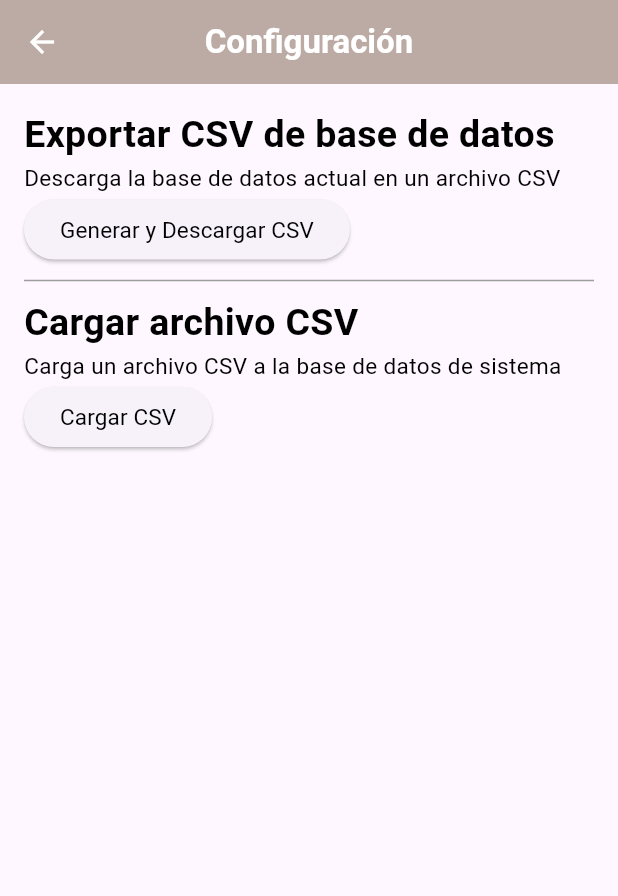
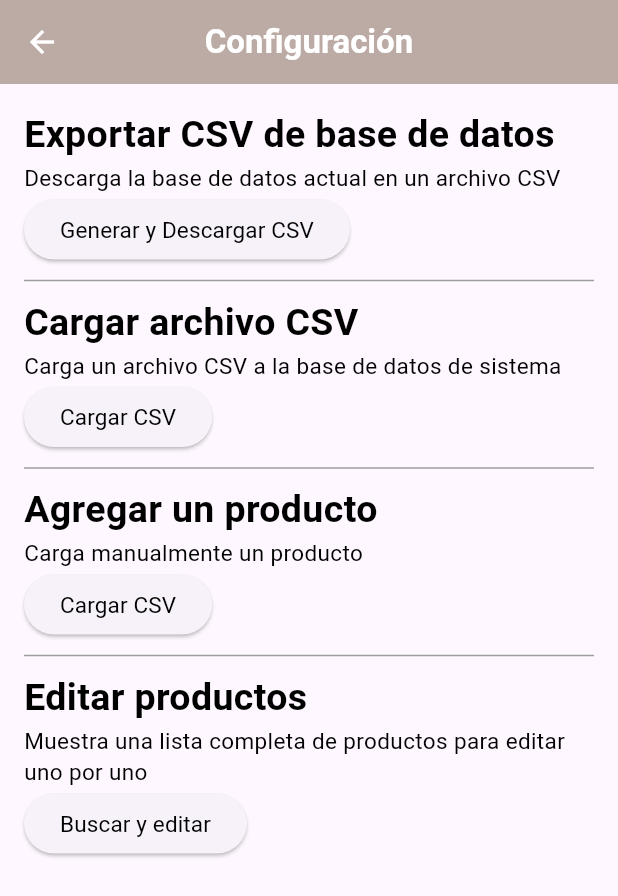
Before and after one commit to MarcoMonsivais/INVI, a Flutter app: the SettingsPage screen opened by its route, on a phone screen of 412 x 824 dp. Shown: the top 896 px of the screen. Run offline on Flutter 3.47's test engine with Material 3 defaults, Android fonts, the phone set to English and light mode, and no system bars; our stand-ins replace cloud_firestore, csv, firebase_auth, firebase_core, go_router, google_fonts; missing offline and left inert: dart:html; accounts and stored records are empty.

Commit message:
reformat on design + settings page + edit products

```diff
--- a/lib/newproduct/newproduct_page.dart
+++ b/lib/admin/newproduct/newproduct_page.dart
@@ -6,7 +6,8 @@ import 'package:google_fonts/google_fonts.dart';
 import 'package:invi/helpers/globals_variables.dart';
 import 'package:invi/helpers/routes_constants.dart';
 import 'package:invi/homepage/home_page.dart';
-import 'package:invi/product/showproduct_page.dart';
+import 'package:invi/admin/product/showproduct_page.dart';
+import 'package:invi/settings/settings_page.dart';
 
 class NewProductPage extends StatefulWidget {
   const NewProductPage({Key? key}) : super(key: key);
@@ -45,7 +46,7 @@ class _NewProductPageState extends State<NewProductPage> {
         leading: IconButton(
           icon: const Icon(Icons.arrow_back, color: Colors.white,),
           onPressed: () {
-            const HomePage().goScreen(context);
+            const SettingsPage().goScreen(context);
           },
         ),
         backgroundColor: Colors.brown.shade200,
--- a/lib/product/showproduct_page.dart
+++ b/lib/admin/product/showproduct_page.dart
@@ -6,6 +6,7 @@ import 'package:invi/helpers/globals_variables.dart';
 import 'package:invi/helpers/routes_constants.dart';
 import 'package:invi/homepage/home_page.dart';
 import 'package:invi/login/login_page.dart';
+import 'package:invi/settings/settings_page.dart';
 
 class ShowProduct_Page extends StatefulWidget {
 
@@ -38,7 +39,7 @@ class _ShowProduct_PageState extends State<ShowProduct_Page> {
         leading: IconButton(
           icon: const Icon(Icons.arrow_back, color: Colors.white,),
           onPressed: () {
-            const HomePage().goScreen(context);
+            const SettingsPage().goScreen(context);
           },
         ),
         backgroundColor: Colors.brown.shade200,
--- a/lib/dashboard/dashboard_page.dart
+++ b/lib/dashboard/dashboard_page.dart
@@ -2,7 +2,7 @@ import 'package:flutter/material.dart';
 import 'package:cloud_firestore/cloud_firestore.dart';
 import 'package:google_fonts/google_fonts.dart';
 import 'package:invi/helpers/globals_variables.dart';
-import 'package:invi/product/showproduct_page.dart';
+import 'package:invi/admin/product/showproduct_page.dart';
 
 class DashboardPage extends StatefulWidget {
   const DashboardPage({Key? key}) : super(key: key);
@@ -70,7 +70,7 @@ class _DashboardPageState extends State<DashboardPage> {
                       child: Card(
                         margin: const EdgeInsets.all(8.0),
                         child: ListTile(
-                          // trailing: Image.network(product['image']),
+                          leading: Icon(Icons.check_box),
                           trailing: Text(
                             product['key'],
                             style: GoogleFonts.roboto(
--- a/lib/main.dart
+++ b/lib/main.dart
@@ -6,8 +6,8 @@ import 'package:firebase_core/firebase_core.dart';
 import 'package:go_router/go_router.dart';
 import 'package:invi/helpers/routes_constants.dart';
 import 'package:flutter_localizations/flutter_localizations.dart';
-import 'package:invi/newproduct/newproduct_page.dart';
-import 'package:invi/product/showproduct_page.dart';
+import 'package:invi/admin/newproduct/newproduct_page.dart';
+import 'package:invi/admin/product/showproduct_page.dart';
 import 'package:invi/settings/settings_page.dart';
 
 void main() async {
--- a/lib/settings/settings_page.dart
+++ b/lib/settings/settings_page.dart
@@ -8,6 +8,8 @@ import 'package:invi/homepage/home_page.dart';
 
 import 'package:csv/csv.dart';
 import 'dart:html' as html;
+
+import 'package:invi/admin/newproduct/newproduct_page.dart';
 
 class SettingsPage extends StatefulWidget {
   const SettingsPage({Key? key}) : super(key: key);
@@ -89,7 +91,44 @@ class _SettingsPageState extends State<SettingsPage> {
                 fontSize: 15
               ),),
             ),
-
+            const Divider(height: 20.0, color: Colors.grey),
+            Text('Agregar un producto', style: GoogleFonts.roboto(
+              color: Colors.black,
+              fontWeight: FontWeight.bold,
+              fontSize: 25
+            ),),
+            Text('Carga manualmente un producto', style: GoogleFonts.roboto(
+              color: Colors.black,
+              fontWeight: FontWeight.normal,
+              fontSize: 15
+            ),),
+            ElevatedButton(
+              onPressed: () => const NewProductPage().goScreen(context),
+              child: Text('Cargar CSV', style: GoogleFonts.roboto(
+                color: Colors.black,
+                fontWeight: FontWeight.normal,
+                fontSize: 15
+              ),),
+            ),
+            const Divider(height: 20.0, color: Colors.grey),
+            Text('Editar productos', style: GoogleFonts.roboto(
+              color: Colors.black,
+              fontWeight: FontWeight.bold,
+              fontSize: 25
+            ),),
+            Text('Muestra una lista completa de productos para editar uno por uno', style: GoogleFonts.roboto(
+              color: Colors.black,
+              fontWeight: FontWeight.normal,
+              fontSize: 15
+            ),),
+            ElevatedButton(
+              onPressed: () => const NewProductPage().goScreen(context),
+              child: Text('Buscar y editar', style: GoogleFonts.roboto(
+                color: Colors.black,
+                fontWeight: FontWeight.normal,
+                fontSize: 15
+              ),),
+            ),
           ],
         ),
       ),
```
Also changed, not shown: lib/admin/editproducts/edit_page.dart (added, +141 -0 lines), lib/homepage/home_page.dart (+3 -4 lines).
